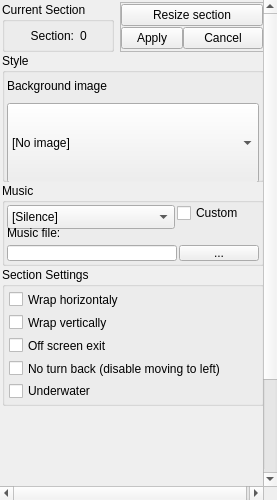
This is Editor/main_window/dock/lvl_sctc_props.ui in WohlSoft/Moondust-Project as Qt 5 draws it before an edit. The edited form follows.
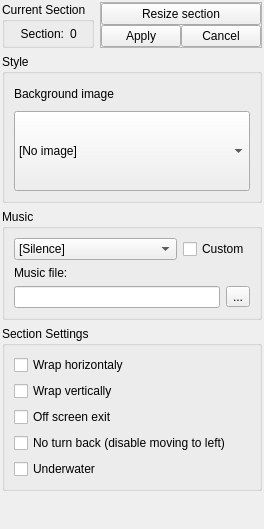
This is the edited form. Icons and pictures are not drawn.

```diff
--- a/Editor/main_window/dock/lvl_sctc_props.ui
+++ b/Editor/main_window/dock/lvl_sctc_props.ui
@@ -6,8 +6,8 @@
    <rect>
     <x>0</x>
     <y>0</y>
-    <width>277</width>
-    <height>500</height>
+    <width>264</width>
+    <height>529</height>
    </rect>
   </property>
   <property name="sizePolicy">
@@ -31,6 +31,9 @@
   </property>
   <widget class="QWidget" name="dockWidgetContents">
    <layout class="QGridLayout" name="gridLayout_4" rowstretch="0,0,0,0">
+    <property name="sizeConstraint">
+     <enum>QLayout::SetMinimumSize</enum>
+    </property>
     <property name="leftMargin">
      <number>0</number>
     </property>
@@ -43,9 +46,6 @@
     <property name="bottomMargin">
      <number>0</number>
     </property>
-    <property name="spacing">
-     <number>0</number>
-    </property>
     <item row="3" column="0" colspan="2">
      <widget class="QScrollArea" name="LVLPropSettingsScroll">
       <property name="frameShape">
@@ -68,8 +68,8 @@
         <rect>
          <x>0</x>
          <y>0</y>
-         <width>277</width>
-         <height>480</height>
+         <width>264</width>
+         <height>510</height>
         </rect>
        </property>
        <property name="sizePolicy">
@@ -79,9 +79,6 @@
         </sizepolicy>
        </property>
        <layout class="QVBoxLayout" name="verticalLayout" stretch="0,0,0,0,100">
-        <property name="spacing">
-         <number>1</number>
-        </property>
         <property name="leftMargin">
          <number>2</number>
         </property>
@@ -96,7 +93,10 @@
         </property>
         <item>
          <widget class="QWidget" name="LVLSectionTopSettings" native="true">
-          <layout class="QGridLayout" name="gridLayout_6">
+          <layout class="QGridLayout" name="gridLayout_6" columnstretch="1000,0">
+           <property name="sizeConstraint">
+            <enum>QLayout::SetMinimumSize</enum>
+           </property>
            <property name="leftMargin">
             <number>0</number>
            </property>
@@ -121,6 +121,9 @@
               <string>Current Section</string>
              </property>
              <layout class="QHBoxLayout" name="horizontalLayout" stretch="50,0,0,50">
+              <property name="sizeConstraint">
+               <enum>QLayout::SetMinimumSize</enum>
+              </property>
               <property name="leftMargin">
                <number>4</number>
               </property>
@@ -189,7 +192,7 @@
              </property>
              <layout class="QGridLayout" name="gridLayout_5" columnstretch="50,50">
               <property name="sizeConstraint">
-               <enum>QLayout::SetNoConstraint</enum>
+               <enum>QLayout::SetMinimumSize</enum>
               </property>
               <property name="leftMargin">
                <number>0</number>
@@ -245,17 +248,11 @@
         <item>
          <widget class="QGroupBox" name="LVLPropStyleGr">
           <property name="sizePolicy">
-           <sizepolicy hsizetype="Preferred" vsizetype="Minimum">
+           <sizepolicy hsizetype="Preferred" vsizetype="Fixed">
             <horstretch>0</horstretch>
             <verstretch>0</verstretch>
            </sizepolicy>
           </property>
-          <property name="minimumSize">
-           <size>
-            <width>0</width>
-            <height>129</height>
-           </size>
-          </property>
           <property name="autoFillBackground">
            <bool>false</bool>
           </property>
@@ -265,21 +262,9 @@
           <property name="flat">
            <bool>false</bool>
           </property>
-          <layout class="QGridLayout" name="gridLayout" columnstretch="100,0">
-           <property name="leftMargin">
-            <number>2</number>
-           </property>
-           <property name="topMargin">
-            <number>2</number>
-           </property>
-           <property name="rightMargin">
-            <number>2</number>
-           </property>
-           <property name="bottomMargin">
-            <number>2</number>
-           </property>
-           <property name="horizontalSpacing">
-            <number>2</number>
+          <layout class="QGridLayout" name="gridLayout" columnstretch="10000,0">
+           <property name="sizeConstraint">
+            <enum>QLayout::SetMinimumSize</enum>
            </property>
            <item row="0" column="0">
             <widget class="QLabel" name="LVLPropBckrImg">
@@ -288,25 +273,14 @@
              </property>
             </widget>
            </item>
-           <item row="0" column="1">
-            <widget class="QPushButton" name="editBackground2Ini">
-             <property name="toolTip">
-              <string>Edit a custom background config...</string>
-             </property>
-             <property name="text">
-              <string/>
-             </property>
-             <property name="icon">
-              <iconset resource="../../_resources/editor.qrc">
-               <normaloff>:/images/pencil_16x16.png</normaloff>:/images/pencil_16x16.png</iconset>
-             </property>
-             <property name="flat">
-              <bool>true</bool>
-             </property>
-            </widget>
-           </item>
            <item row="1" column="0" colspan="2">
             <widget class="QComboBox" name="LVLPropsBackImage">
+             <property name="sizePolicy">
+              <sizepolicy hsizetype="Preferred" vsizetype="Preferred">
+               <horstretch>0</horstretch>
+               <verstretch>0</verstretch>
+              </sizepolicy>
+             </property>
              <property name="minimumSize">
               <size>
                <width>0</width>
@@ -336,50 +310,43 @@
              </item>
             </widget>
            </item>
+           <item row="0" column="1">
+            <widget class="QPushButton" name="editBackground2Ini">
+             <property name="toolTip">
+              <string>Edit a custom background config...</string>
+             </property>
+             <property name="text">
+              <string/>
+             </property>
+             <property name="icon">
+              <iconset resource="../../_resources/editor.qrc">
+               <normaloff>:/images/pencil_16x16.png</normaloff>:/images/pencil_16x16.png</iconset>
+             </property>
+             <property name="flat">
+              <bool>true</bool>
+             </property>
+            </widget>
+           </item>
           </layout>
          </widget>
         </item>
         <item>
          <widget class="QGroupBox" name="LVLPropMusicGr">
           <property name="sizePolicy">
-           <sizepolicy hsizetype="Preferred" vsizetype="Minimum">
+           <sizepolicy hsizetype="Preferred" vsizetype="Fixed">
             <horstretch>0</horstretch>
             <verstretch>0</verstretch>
            </sizepolicy>
           </property>
-          <property name="minimumSize">
-           <size>
-            <width>0</width>
-            <height>83</height>
-           </size>
-          </property>
           <property name="title">
            <string>Music</string>
           </property>
           <layout class="QGridLayout" name="gridLayout_2" columnstretch="400,0,0">
-           <property name="leftMargin">
-            <number>2</number>
-           </property>
-           <property name="topMargin">
-            <number>2</number>
-           </property>
-           <property name="rightMargin">
-            <number>2</number>
-           </property>
-           <property name="bottomMargin">
-            <number>2</number>
-           </property>
-           <property name="horizontalSpacing">
-            <number>2</number>
+           <property name="sizeConstraint">
+            <enum>QLayout::SetMinimumSize</enum>
            </property>
            <item row="0" column="0">
             <widget class="QComboBox" name="LVLPropsMusicNumber">
-             <property name="minimumSize">
-              <size>
-               <width>0</width>
-               <height>24</height>
-              </size>
-             </property>
              <property name="focusPolicy">
               <enum>Qt::WheelFocus</enum>
              </property>
@@ -395,11 +362,11 @@
            </item>
            <item row="0" column="1" colspan="2">
             <widget class="QCheckBox" name="LVLPropsMusicCustomEn">
-             <property name="minimumSize">
-              <size>
-               <width>0</width>
-               <height>16</height>
-              </size>
+             <property name="sizePolicy">
+              <sizepolicy hsizetype="Preferred" vsizetype="Preferred">
+               <horstretch>0</horstretch>
+               <verstretch>0</verstretch>
+              </sizepolicy>
              </property>
              <property name="text">
               <string comment="Flag of custom music on the level">Custom</string>
@@ -411,11 +378,11 @@
            </item>
            <item row="1" column="0" colspan="3">
             <widget class="QLabel" name="LVLPropCMusicLbl">
-             <property name="minimumSize">
-              <size>
-               <width>0</width>
-               <height>12</height>
-              </size>
+             <property name="sizePolicy">
+              <sizepolicy hsizetype="Preferred" vsizetype="Fixed">
+               <horstretch>0</horstretch>
+               <verstretch>0</verstretch>
+              </sizepolicy>
              </property>
              <property name="text">
               <string>Music file:</string>
@@ -426,16 +393,13 @@
             </widget>
            </item>
            <item row="2" column="2">
-            <widget class="QPushButton" name="LVLPropsMusicCustomBrowse">
+            <widget class="QToolButton" name="LVLPropsMusicCustomBrowse">
              <property name="toolTip">
               <string>Browse...</string>
              </property>
              <property name="text">
               <string notr="true">...</string>
              </property>
-             <property name="flat">
-              <bool>false</bool>
-             </property>
             </widget>
            </item>
            <item row="2" column="0" colspan="2">
@@ -447,32 +411,17 @@
         <item>
          <widget class="QGroupBox" name="LVLPropSettingsGrp">
           <property name="sizePolicy">
-           <sizepolicy hsizetype="Preferred" vsizetype="Minimum">
+           <sizepolicy hsizetype="Preferred" vsizetype="Fixed">
             <horstretch>0</horstretch>
             <verstretch>0</verstretch>
            </sizepolicy>
           </property>
-          <property name="minimumSize">
-           <size>
-            <width>0</width>
-            <height>139</height>
-           </size>
-          </property>
           <property name="title">
            <string>Section Settings</string>
           </property>
           <layout class="QVBoxLayout" name="verticalLayout_2">
-           <property name="leftMargin">
-            <number>4</number>
-           </property>
-           <property name="topMargin">
-            <number>4</number>
-           </property>
-           <property name="rightMargin">
-            <number>4</number>
-           </property>
-           <property name="bottomMargin">
-            <number>4</number>
+           <property name="sizeConstraint">
+            <enum>QLayout::SetMinimumSize</enum>
            </property>
            <item>
             <widget class="QCheckBox" name="LVLPropsWrapHorizontal">
@@ -529,12 +478,6 @@
         </item>
         <item>
          <widget class="QFrame" name="extraSettings">
-          <property name="minimumSize">
-           <size>
-            <width>0</width>
-            <height>200</height>
-           </size>
-          </property>
           <property name="frameShape">
            <enum>QFrame::NoFrame</enum>
           </property>
```
Left out of the diff: 6 changed lines with no effect on the pictures.
